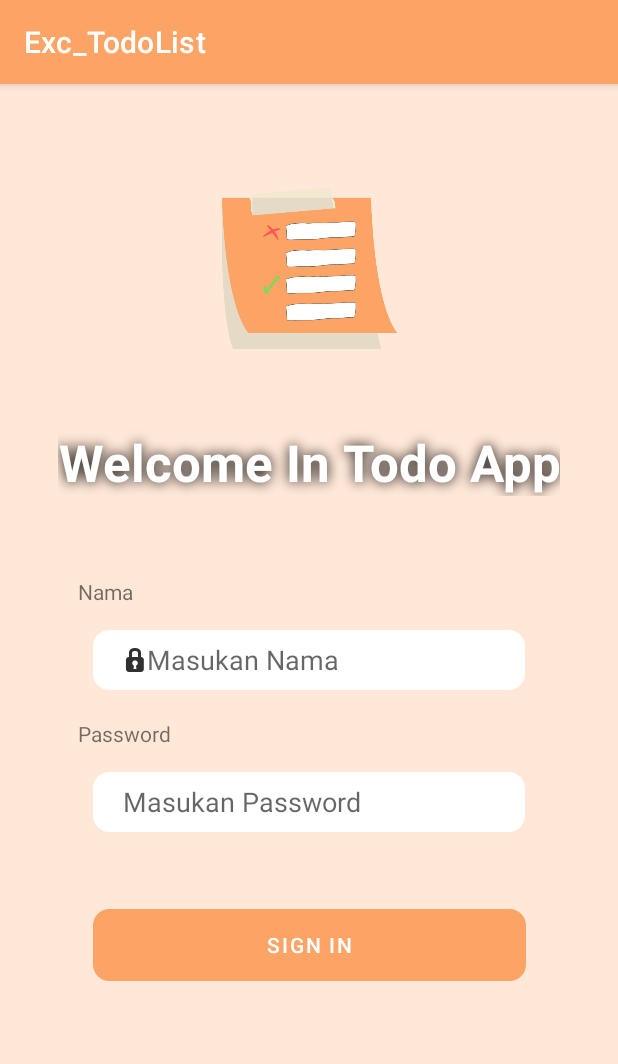
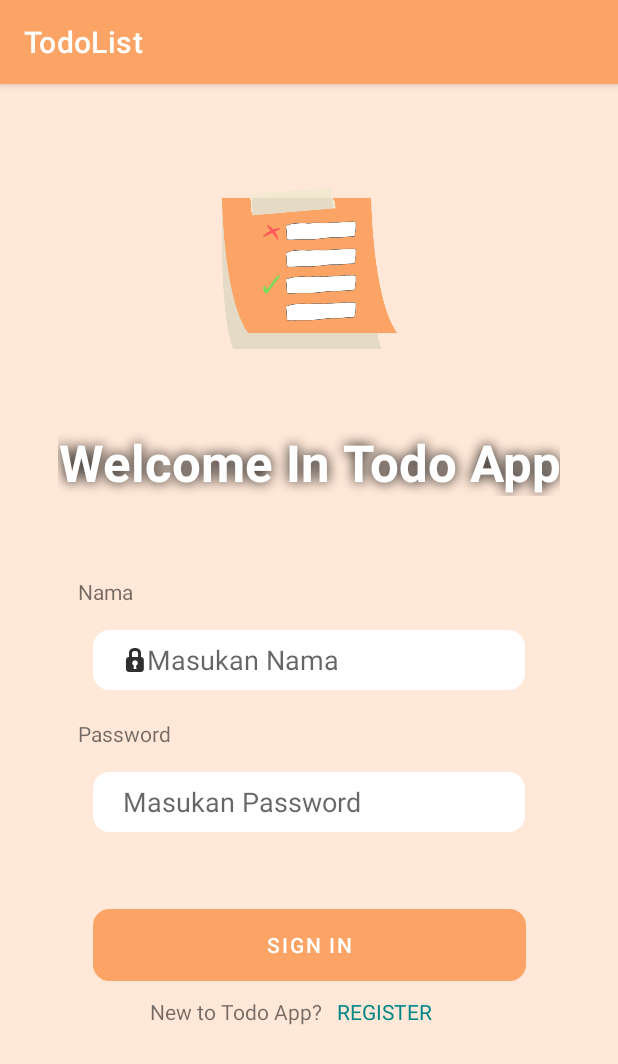
Before and after one commit to Uyun132/Exc_TodoList, an Android app: the screen it shows after launch (MainActivity), on a phone screen of 412 x 824 dp. Shown: the top 1064 px of the screen. Run offline under Robolectric (Android 15) with nearby library versions, the phone set to English and light mode, and no system bars.

Commit message:
Registrasi

```diff
--- a/app/src/main/AndroidManifest.xml
+++ b/app/src/main/AndroidManifest.xml
@@ -9,6 +9,11 @@
         android:roundIcon="@mipmap/ic_launcher_round"
         android:supportsRtl="true"
         android:theme="@style/Theme.Exc_TodoList">
+        <activity android:name=".HalamanRegistrasi"
+            android:parentActivityName=".MainActivity"
+            android:label="@string/app_name2">
+
+        </activity>
         <activity android:name=".MainActivity">
             <intent-filter>
                 <action android:name="android.intent.action.MAIN" />
--- a/app/src/main/java/com/example/exc_todolist/MainActivity.java
+++ b/app/src/main/java/com/example/exc_todolist/MainActivity.java
@@ -7,12 +7,14 @@ import android.os.Bundle;
 import android.view.View;
 import android.widget.Button;
 import android.widget.EditText;
+import android.widget.TextView;
 import android.widget.Toast;
 
 import com.google.android.material.snackbar.Snackbar;
 
 public class MainActivity extends AppCompatActivity {
 
+    TextView txRegister;
     Button btSign;
     EditText edNama, edPass;
     String nama, password;
@@ -26,7 +28,21 @@ public class MainActivity extends AppCompatActivity {
         btSign = findViewById(R.id.btnSignin);
         edNama = findViewById(R.id.layNama);
         edPass = findViewById(R.id.layPass);
+        txRegister = findViewById(R.id.layRegis);
 
+        // Registrasi
+        txRegister.setOnClickListener(new View.OnClickListener() {
+            @Override
+            public void onClick(View view) {
+                Toast t = Toast.makeText(getApplicationContext(), "OKEEE", Toast.LENGTH_LONG);
+                t.show();
+
+                Intent i = new Intent(getApplicationContext(), HalamanRegistrasi.class);
+                startActivity(i);
+            }
+        });
+
+        // Sign In
         btSign.setOnClickListener(new View.OnClickListener(){
             @Override
             public void onClick(View view) {
--- a/app/src/main/res/layout/activity_main.xml
+++ b/app/src/main/res/layout/activity_main.xml
@@ -27,6 +27,7 @@
         android:gravity="center"
         android:shadowColor="#000000"
         android:shadowRadius="10"
+        android:clickable="true"
         android:text="Welcome In Todo App"
         android:textColor="#FFFFFF"
         android:textSize="34sp"
@@ -61,7 +62,6 @@
         android:hint="@string/inp_pass"
         android:inputType="textPassword"
         android:paddingLeft="20dp"
-
 
         app:layout_constraintBottom_toBottomOf="parent"
         app:layout_constraintEnd_toEndOf="parent"
@@ -106,4 +106,27 @@
         app:layout_constraintStart_toStartOf="parent"
         app:layout_constraintWidth_percent="0.7" />
 
+    <TextView
+        android:id="@+id/textView4"
+        android:layout_width="wrap_content"
+        android:layout_height="wrap_content"
+        android:layout_marginBottom="140dp"
+        android:layout_marginLeft="100dp"
+        android:layout_marginStart="100dp"
+        android:text="New to Todo App?"
+        app:layout_constraintBottom_toBottomOf="parent"
+        app:layout_constraintStart_toStartOf="parent" />
+
+    <TextView
+        android:id="@+id/layRegis"
+        android:layout_width="wrap_content"
+        android:layout_height="wrap_content"
+        android:layout_marginBottom="140dp"
+        android:layout_marginEnd="124dp"
+        android:layout_marginRight="124dp"
+        android:text="@string/register"
+        android:textColor="@color/teal_700"
+        app:layout_constraintBottom_toBottomOf="parent"
+        app:layout_constraintEnd_toEndOf="parent" />
+
 </androidx.constraintlayout.widget.ConstraintLayout>
--- a/app/src/main/res/values/strings.xml
+++ b/app/src/main/res/values/strings.xml
@@ -1,7 +1,11 @@
 <resources>
-    <string name="app_name">Exc_TodoList</string>
+    <string name="app_name">TodoList</string>
+    <string name="app_name2">Registrasi</string>
     <string name="inp_nama">Masukan Nama</string>
     <string name="inp_pass">Masukan Password</string>
     <string name="signin">SIGN IN</string>
+    <string name="register">REGISTER</string>
+    <string name="inp_repass">Masukan Kembali Password</string>
+    <string name="inp_email">Masukan Email</string>
 
 </resources>
```
Also changed, not shown: app/src/main/java/com/example/exc_todolist/HalamanRegistrasi.java (added, +14 -0 lines), app/src/main/res/layout/activity_halaman_registrasi.xml (added, +82 -0 lines).
